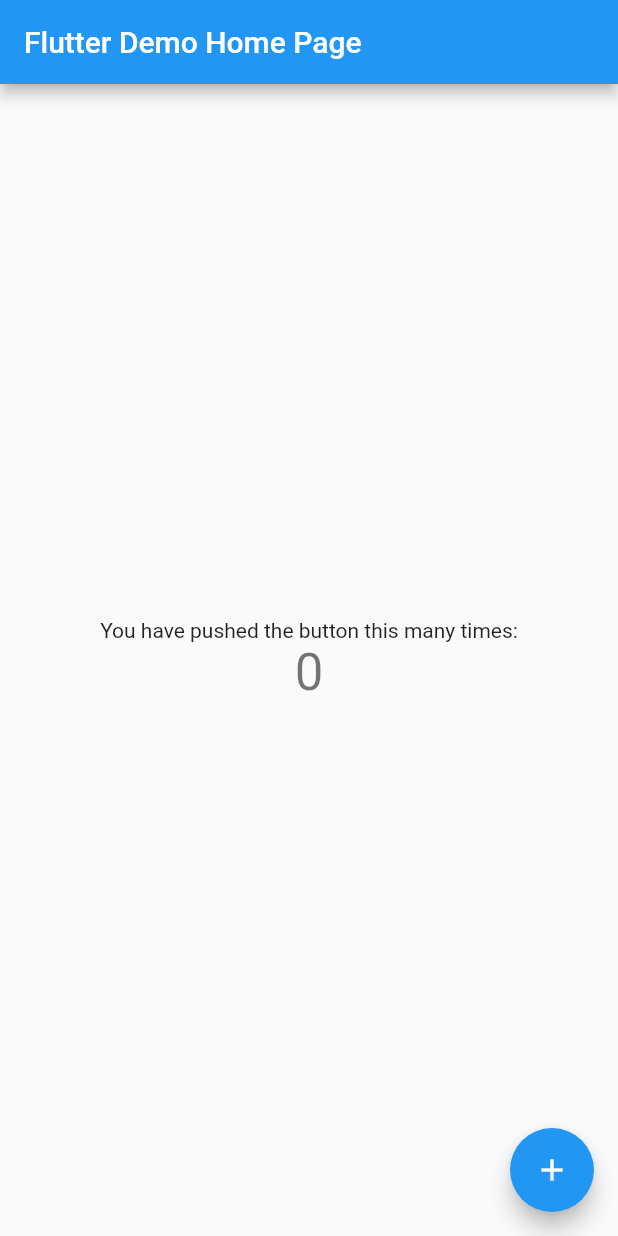
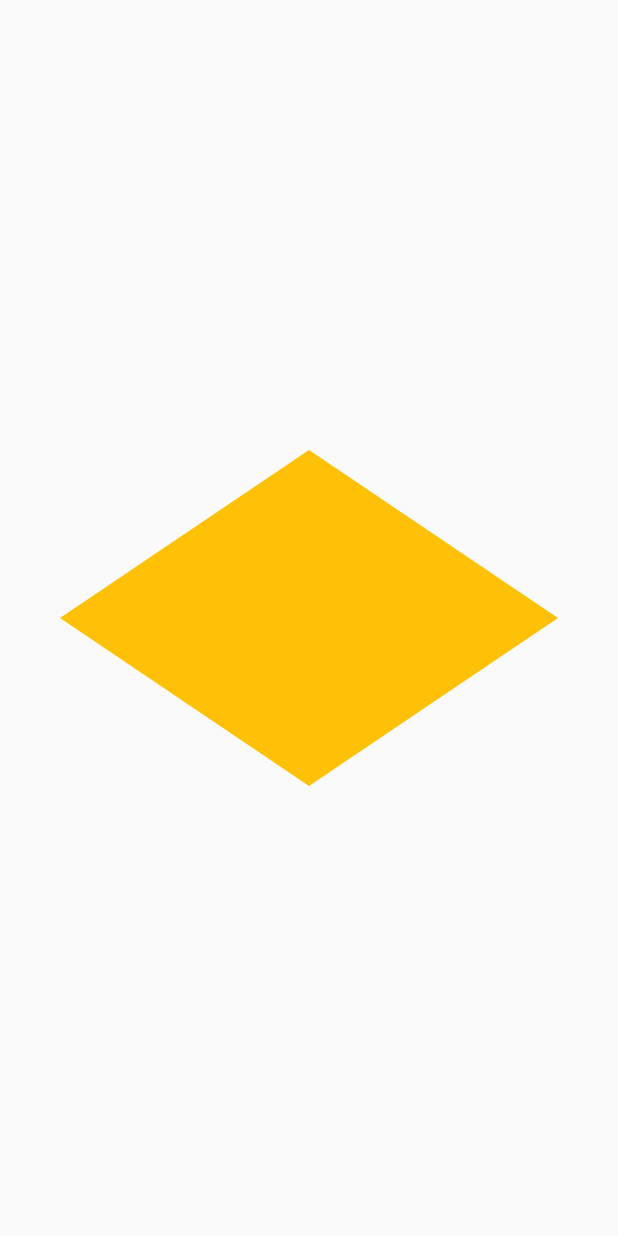
Before and after one commit to ahmloutfy/Demo, a Flutter app: the screen it shows after launch, on a phone screen of 412 x 824 dp. Run offline on Flutter 3.47's test engine with Material 2 defaults, Android fonts, the phone set to English and light mode, and no system bars.

Commit message:
ASD 25/10/2022

```diff
--- a/lib/main.dart
+++ b/lib/main.dart
@@ -1,3 +1,4 @@
+import 'package:demo/shapes/shapes_quadrilateral.dart';
 import 'package:flutter/material.dart';
 
 void main() {
@@ -7,109 +8,11 @@
 class MyApp extends StatelessWidget {
   const MyApp({Key? key}) : super(key: key);
 
-  // This widget is the root of your application.
   @override
   Widget build(BuildContext context) {
-    return MaterialApp(
-      title: 'Flutter Demo',
-      theme: ThemeData(
-        // This is the theme of your application.
-
-        // Try running your application with "flutter run". You'll see the
-        // application has a blue toolbar. Then, without quitting the app, try
-        // changing the primarySwatch below to Colors.green and then invoke
-        // "hot reload" (press "r" in the console where you ran "flutter run",
-        // or simply save your changes to "hot reload" in a Flutter IDE).
-        // Notice that the counter didn't reset back to zero; the application
-        // is not restarted.
-        primarySwatch: Colors.blue,
-      ),
-      home: const MyHomePage(title: 'Flutter Demo Home Page'),
+    return const MaterialApp(
+      debugShowCheckedModeBanner: false,
+      home: QuadrilateralShape(),
     );
   }
 }
-
-class MyHomePage extends StatefulWidget {
-  const MyHomePage({Key? key, required this.title}) : super(key: key);
-
-  // This widget is the home page of your application. It is stateful, meaning
-  // that it has a State object (defined below) that contains fields that affect
-  // how it looks.
-
-  // This class is the configuration for the state. It holds the values (in this
-  // case the title) provided by the parent (in this case the App widget) and
-  // used by the build method of the State. Fields in a Widget subclass are
-  // always marked "final".
-
-  final String title;
-
-  @override
-  State<MyHomePage> createState() => _MyHomePageState();
-}
-
-class _MyHomePageState extends State<MyHomePage> {
-  int _counter = 0;
-
-  void _incrementCounter() {
-    setState(() {
-      // This call to setState tells the Flutter framework that something has
-      // changed in this State, which causes it to rerun the build method below
-      // so that the display can reflect the updated values. If we changed
-      // _counter without calling setState(), then the build method would not be
-      // called again, and so nothing would appear to happen.
-      _counter++;
-    });
-  }
-
-  @override
-  Widget build(BuildContext context) {
-    // This method is rerun every time setState is called, for instance as done
-    // by the _incrementCounter method above.
-    //
-    // The Flutter framework has been optimized to make rerunning build methods
-    // fast, so that you can just rebuild anything that needs updating rather
-    // than having to individually change instances of widgets.
-    return Scaffold(
-      appBar: AppBar(
-        // Here we take the value from the MyHomePage object that was created by
-        // the App.build method, and use it to set our appbar title.
-        title: Text(widget.title),
-      ),
-      body: Center(
-        // Center is a layout widget. It takes a single child and positions it
-        // in the middle of the parent.
-        child: Column(
-          // Column is also a layout widget. It takes a list of children and
-          // arranges them vertically. By default, it sizes itself to fit its
-          // children horizontally, and tries to be as tall as its parent.
-          //
-          // Invoke "debug painting" (press "p" in the console, choose the
-          // "Toggle Debug Paint" action from the Flutter Inspector in Android
-          // Studio, or the "Toggle Debug Paint" command in Visual Studio Code)
-          // to see the wireframe for each widget.
-          //
-          // Column has various properties to control how it sizes itself and
-          // how it positions its children. Here we use mainAxisAlignment to
-          // center the children vertically; the main axis here is the vertical
-          // axis because Columns are vertical (the cross axis would be
-          // horizontal).
-          mainAxisAlignment: MainAxisAlignment.center,
-          children: <Widget>[
-            const Text(
-              'You have pushed the button this many times:',
-            ),
-            Text(
-              '$_counter',
-              style: Theme.of(context).textTheme.headline4,
-            ),
-          ],
-        ),
-      ),
-      floatingActionButton: FloatingActionButton(
-        onPressed: _incrementCounter,
-        tooltip: 'Increment',
-        child: const Icon(Icons.add),
-      ), // This trailing comma makes auto-formatting nicer for build methods.
-    );
-  }
-}
--- /dev/null
+++ b/lib/shapes/shapes_quadrilateral.dart
@@ -0,0 +1,38 @@
+import 'package:flutter/material.dart';
+
+class QuadrilateralShape extends StatelessWidget {
+  const QuadrilateralShape({Key? key}) : super(key: key);
+
+  @override
+  Widget build(BuildContext context) {
+    return Scaffold(
+      body: SafeArea(
+        child: ClipPath(
+          clipper: ShapeQuadrilateral(),
+          child: Container(
+            color: Colors.amber,
+          ),
+        ),
+      ),
+    );
+  }
+}
+
+class ShapeQuadrilateral extends CustomClipper<Path> {
+  @override
+  Path getClip(Size size) {
+    Path path = Path();
+    path.moveTo(size.width / 2, 300.0);
+    path.lineTo(40.0, size.height / 2);
+    path.lineTo(size.width / 2, size.height - 300.0);
+    path.lineTo(size.width - 40.0, size.height / 2);
+    path.close();
+
+    return path;
+  }
+
+  @override
+  bool shouldReclip(covariant CustomClipper<Path> oldClipper) {
+    return false;
+  }
+}
--- a/pubspec.yaml
+++ b/pubspec.yaml
@@ -29,6 +29,7 @@
 dependencies:
   flutter:
     sdk: flutter
+  flutter_custom_clippers: ^2.0.0
 
 
   # The following adds the Cupertino Icons font to your application.
```
Also changed, not shown: pubspec.lock, 1 other file.
